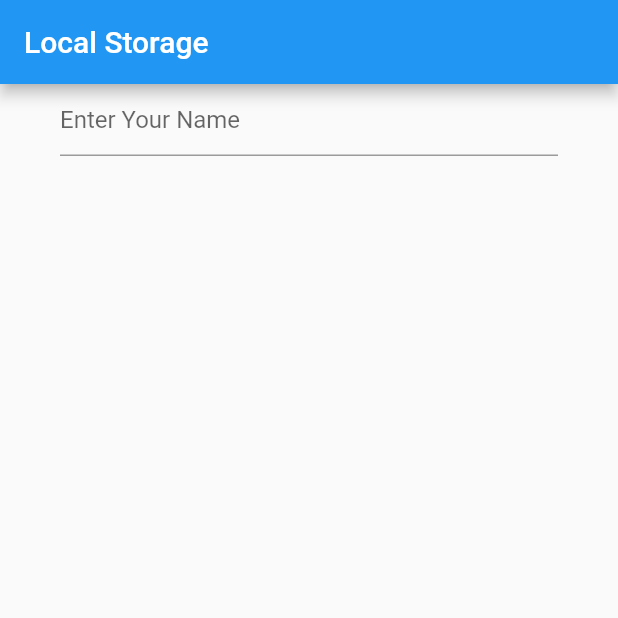
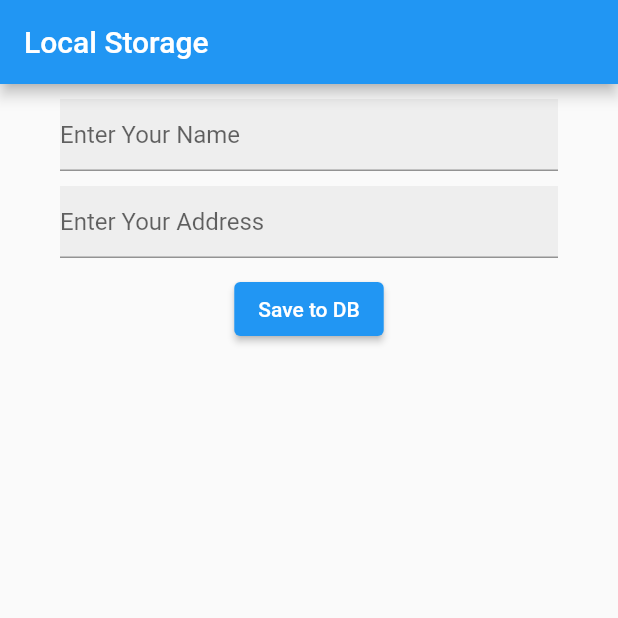
Before and after one commit to sthakrishnakumar/shared-preferences, a Flutter app: the screen it shows after launch, on a phone screen of 412 x 824 dp, the top half of it. Run offline on Flutter 3.47's test engine with Material 2 defaults, Android fonts, the phone set to English and light mode, and no system bars; our stand-ins replace shared_preferences.

Commit message:
login form added

```diff
--- /dev/null
+++ b/lib/features/form/data/models/form_model.dart
@@ -0,0 +1,56 @@
+// ignore_for_file: public_member_api_docs, sort_constructors_first
+import 'dart:convert';
+
+class FormModel {
+  final String name;
+  final String address;
+  FormModel({
+    required this.name,
+    required this.address,
+  });
+
+  FormModel copyWith({
+    String? name,
+    String? address,
+  }) {
+    return FormModel(
+      name: name ?? this.name,
+      address: address ?? this.address,
+    );
+  }
+
+  Map<String, dynamic> toMap() {
+    return <String, dynamic>{
+      'name': name,
+      'address': address,
+    };
+  }
+
+  factory FormModel.fromMap(Map<String, dynamic> map) {
+    return FormModel(
+      name: map['name'] as String,
+      address: map['address'] as String,
+    );
+  }
+
+//for saving data in local database
+  String toJson() => json.encode(toMap());
+
+  //for retriving data from database
+
+  factory FormModel.fromJson(String source) =>
+      FormModel.fromMap(json.decode(source) as Map<String, dynamic>);
+
+  @override
+  String toString() => 'FormModel(name: $name, address: $address)';
+
+  @override
+  bool operator ==(Object other) {
+    if (identical(this, other)) return true;
+
+    return other is FormModel && other.name == name && other.address == address;
+  }
+
+  @override
+  int get hashCode => name.hashCode ^ address.hashCode;
+}
--- /dev/null
+++ b/lib/features/form/presentation/home.dart
@@ -0,0 +1,77 @@
+import 'package:flutter/material.dart';
+import 'package:shared_preference/features/form/data/models/form_model.dart';
+import 'package:shared_preference/features/form/data/service/service.dart';
+
+class Home extends StatefulWidget {
+  const Home({Key? key}) : super(key: key);
+
+  @override
+  State<Home> createState() => _HomeState();
+}
+
+class _HomeState extends State<Home> {
+  late TextEditingController nameController;
+  late TextEditingController addressController;
+
+  @override
+  void initState() {
+    nameController = TextEditingController();
+    addressController = TextEditingController();
+
+    super.initState();
+  }
+
+  @override
+  void dispose() {
+    nameController.dispose();
+    addressController.dispose();
+    super.dispose();
+  }
+
+  @override
+  Widget build(BuildContext context) {
+    return Scaffold(
+      appBar: AppBar(
+        title: const Text('Local Storage'),
+      ),
+      body: Padding(
+        padding: const EdgeInsets.symmetric(horizontal: 40),
+        child: Column(
+          children: <Widget>[
+            Container(
+              margin: const EdgeInsets.only(top: 10),
+              color: Colors.grey[200],
+              child: TextField(
+                controller: nameController,
+                decoration: const InputDecoration(
+                  hintText: 'Enter Your Name',
+                ),
+              ),
+            ),
+            Container(
+              margin: const EdgeInsets.only(top: 10),
+              color: Colors.grey[200],
+              child: TextField(
+                controller: addressController,
+                decoration: const InputDecoration(
+                  hintText: 'Enter Your Address',
+                ),
+              ),
+            ),
+            const SizedBox(
+              height: 10,
+            ),
+            ElevatedButton(
+              onPressed: () async {
+                final FormModel formModel = FormModel(
+                    name: nameController.text, address: addressController.text);
+                await Service().saveData(data: formModel.toJson());
+              },
+              child: const Text('Save to DB'),
+            ),
+          ],
+        ),
+      ),
+    );
+  }
+}
--- a/lib/home.dart
+++ /dev/null
@@ -1,31 +0,0 @@
-import 'package:flutter/material.dart';
-
-class Home extends StatefulWidget {
-  const Home({Key? key}) : super(key: key);
-
-  @override
-  State<Home> createState() => _HomeState();
-}
-
-class _HomeState extends State<Home> {
-  @override
-  Widget build(BuildContext context) {
-    return Scaffold(
-      appBar: AppBar(
-        title: const Text('Local Storage'),
-      ),
-      body: Padding(
-        padding: const EdgeInsets.symmetric(horizontal: 40),
-        child: Column(
-          children: const <Widget>[
-            TextField(
-              decoration: InputDecoration(
-                hintText: 'Enter Your Name',
-              ),
-            ),
-          ],
-        ),
-      ),
-    );
-  }
-}
```
Also changed, not shown: lib/features/form/data/service/service.dart (added, +13 -0 lines), lib/features/form/data/widgets/draft.dart (added, +33 -0 lines), lib/main.dart (+1 -10 lines).
